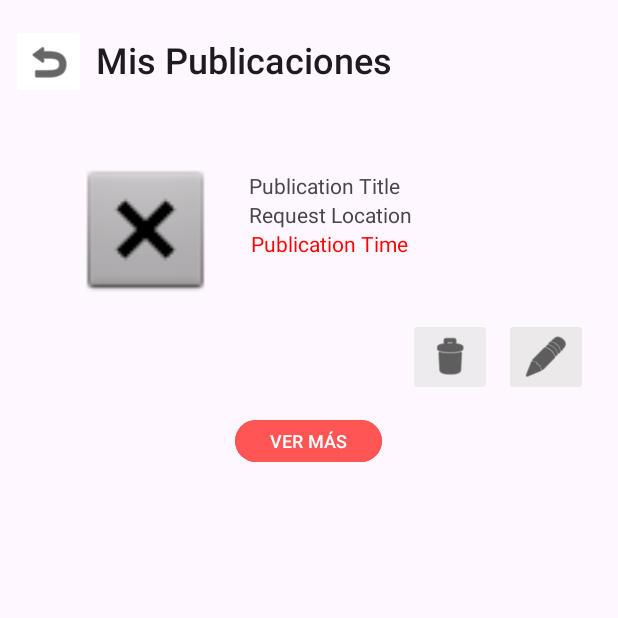
After one commit to AppMobile-WX62-AlToque-GRUPO2/AlToqueMobileProyect, an Android app: the publication_list screen opened directly, with no data from a screen before it, on a phone screen of 412 x 824 dp, the top half of it. The commit adds this screen. Run offline under Robolectric (Android 15) with nearby library versions, the phone set to English and light mode, and no system bars.

Commit message:
feat: add publication list screen

```diff
--- a/app/src/main/AndroidManifest.xml
+++ b/app/src/main/AndroidManifest.xml
@@ -13,6 +13,9 @@
         android:theme="@style/Theme.Altoque"
         tools:targetApi="31">
         <activity
+            android:name=".publication_list"
+            android:exported="false" />
+        <activity
             android:name=".IU.MainActivity"
             android:exported="true">
             <intent-filter>
--- /dev/null
+++ b/app/src/main/java/com/example/altoque/publication_list.kt
@@ -0,0 +1,20 @@
+package com.example.altoque
+
+import android.os.Bundle
+import androidx.activity.enableEdgeToEdge
+import androidx.appcompat.app.AppCompatActivity
+import androidx.core.view.ViewCompat
+import androidx.core.view.WindowInsetsCompat
+
+class publication_list : AppCompatActivity() {
+    override fun onCreate(savedInstanceState: Bundle?) {
+        super.onCreate(savedInstanceState)
+        enableEdgeToEdge()
+        setContentView(R.layout.activity_publication_list)
+        ViewCompat.setOnApplyWindowInsetsListener(findViewById(R.id.main)) { v, insets ->
+            val systemBars = insets.getInsets(WindowInsetsCompat.Type.systemBars())
+            v.setPadding(systemBars.left, systemBars.top, systemBars.right, systemBars.bottom)
+            insets
+        }
+    }
+}
--- /dev/null
+++ b/app/src/main/res/layout/activity_publication_list.xml
@@ -0,0 +1,131 @@
+<?xml version="1.0" encoding="utf-8"?>
+<androidx.constraintlayout.widget.ConstraintLayout xmlns:android="http://schemas.android.com/apk/res/android"
+    xmlns:app="http://schemas.android.com/apk/res-auto"
+    xmlns:tools="http://schemas.android.com/tools"
+    android:id="@+id/main"
+    android:layout_width="match_parent"
+    android:layout_height="match_parent"
+    tools:context=".publication_list">
+
+    <TextView
+        android:id="@+id/tvPublicationTitle"
+        android:layout_width="201dp"
+        android:layout_height="37dp"
+        android:layout_marginStart="64dp"
+        android:layout_marginTop="23dp"
+        android:layout_marginEnd="290dp"
+        android:layout_marginBottom="689dp"
+        android:fontFamily="sans-serif-medium"
+        android:text="@string/PublicationTitle"
+        android:textAppearance="@style/TextAppearance.AppCompat.Body2"
+        android:textSize="24sp"
+        app:layout_constraintBottom_toBottomOf="parent"
+        app:layout_constraintEnd_toEndOf="parent"
+        app:layout_constraintHorizontal_bias="0.0"
+        app:layout_constraintStart_toStartOf="parent"
+        app:layout_constraintTop_toTopOf="parent"
+        app:layout_constraintVertical_bias="0.0" />
+
+    <ImageButton
+        android:id="@+id/ibBackButton"
+        android:layout_width="50dp"
+        android:layout_height="50dp"
+        android:layout_marginTop="16dp"
+        android:backgroundTint="#FFFFFF"
+        android:contentDescription="@string/backButtonDescription"
+        app:layout_constraintEnd_toStartOf="@+id/tvPublicationTitle"
+        app:layout_constraintStart_toStartOf="parent"
+        app:layout_constraintTop_toTopOf="parent"
+        app:srcCompat="@android:drawable/ic_menu_revert"
+        app:tint="#000000" />
+
+    <ImageView
+        android:id="@+id/ivPublicationImage"
+        android:layout_width="98dp"
+        android:layout_height="98dp"
+        android:layout_marginStart="48dp"
+        android:layout_marginTop="104dp"
+        android:contentDescription="@string/publicationDescription"
+        app:layout_constraintStart_toStartOf="parent"
+        app:layout_constraintTop_toTopOf="parent"
+        app:srcCompat="@android:drawable/btn_dialog"
+        tools:srcCompat="@android:drawable/btn_dialog" />
+
+    <ImageButton
+        android:id="@+id/imageButton2"
+        android:layout_width="wrap_content"
+        android:layout_height="wrap_content"
+        android:layout_marginStart="1dp"
+        android:layout_marginTop="175dp"
+        android:layout_marginEnd="9dp"
+        android:layout_marginBottom="524dp"
+        android:backgroundTint="#AEE6E6E6"
+        android:contentDescription="@string/deletePublicationButtonDescription"
+        app:layout_constraintBottom_toBottomOf="parent"
+        app:layout_constraintEnd_toStartOf="@+id/imageButton3"
+        app:layout_constraintStart_toEndOf="@+id/tvPublicationTime"
+        app:layout_constraintTop_toTopOf="parent"
+        app:srcCompat="@android:drawable/ic_menu_delete"
+        app:tint="#000000" />
+
+    <Button
+        android:id="@+id/btVerMas"
+        android:layout_width="98dp"
+        android:layout_height="36dp"
+        android:layout_marginStart="16dp"
+        android:layout_marginEnd="28dp"
+        android:layout_marginBottom="512dp"
+        android:backgroundTint="#FF5555"
+        android:padding="0dp"
+        android:text="@string/verMasString"
+        android:textSize="12sp"
+        app:layout_constraintBottom_toBottomOf="parent"
+        app:layout_constraintEnd_toStartOf="@+id/imageButton2"
+        app:layout_constraintHorizontal_bias="0.352"
+        app:layout_constraintStart_toEndOf="@+id/ivPublicationImage" />
+
+    <TextView
+        android:id="@+id/tvPublicationTime"
+        android:layout_width="wrap_content"
+        android:layout_height="wrap_content"
+        android:layout_marginEnd="140dp"
+        android:text="@string/publication_time"
+        android:textColor="#FF0000"
+        app:layout_constraintEnd_toEndOf="parent"
+        app:layout_constraintTop_toBottomOf="@+id/tvRequestLocationAdd" />
+
+    <TextView
+        android:id="@+id/tvRequestLocationAdd"
+        android:layout_width="wrap_content"
+        android:layout_height="wrap_content"
+        android:layout_marginEnd="137dp"
+        android:text="@string/request_location"
+        app:layout_constraintEnd_toEndOf="parent"
+        app:layout_constraintTop_toBottomOf="@+id/tvPublicationDetailTitle" />
+
+    <TextView
+        android:id="@+id/tvPublicationDetailTitle"
+        android:layout_width="wrap_content"
+        android:layout_height="wrap_content"
+        android:layout_marginTop="53dp"
+        android:layout_marginEnd="145dp"
+        android:text="@string/publication_title"
+        app:layout_constraintEnd_toEndOf="parent"
+        app:layout_constraintTop_toBottomOf="@+id/tvPublicationTitle" />
+
+    <ImageButton
+        android:id="@+id/imageButton3"
+        android:layout_width="wrap_content"
+        android:layout_height="wrap_content"
+        android:layout_marginTop="175dp"
+        android:layout_marginEnd="20dp"
+        android:layout_marginBottom="524dp"
+        android:backgroundTint="#E4EAE8E8"
+        android:contentDescription="@string/editPublicationButtonDescription"
+        app:layout_constraintBottom_toBottomOf="parent"
+        app:layout_constraintEnd_toEndOf="parent"
+        app:layout_constraintTop_toTopOf="parent"
+        app:srcCompat="@android:drawable/ic_menu_edit"
+        app:tint="#000000" />
+
+</androidx.constraintlayout.widget.ConstraintLayout>
--- a/app/src/main/res/values/strings.xml
+++ b/app/src/main/res/values/strings.xml
@@ -1,3 +1,35 @@
 <resources>
     <string name="app_name">Altoque</string>
+    <string name="PublicationTitle">Mis Publicaciones</string>
+    <string name="backButtonDescription">Button to previous page</string>
+    <string name="publicationDescription">Image of Publication</string>
+    <string name="deletePublicationButtonDescription">Delete Publication Button</string>
+    <string name="editPublicationButtonDescription">editPublicationButton</string>
+    <string name="verMasString">VER MÁS</string>
+    <string name="publication_time">Publication Time</string>
+    <string name="request_location">Request Location</string>
+    <string name="publication_title">Publication Title</string>
+    <string name="exampleLoremText">Lorem Ipsum is simply dummy text of the printing and typesetting industry. Lorem Ipsum has been the industry\'s standard dummy text ever since the 1500s, when an unknown printer took a galley of type and scrambled it to make a type specimen book. It has survived not only five centuries, but also the leap into electronic typesetting, remaining essentially unchanged. It was popularised in the 1960s with the release of Letraset.</string>
+    <string name="publication_image">Publication Image</string>
+    <string name="description_title">Description</string>
+    <string name="profesionales_que_aceptaron">Profesionales que aceptaron</string>
+    <string name="Horario_description">Imagen de horario</string>
+    <string name="time_range_string">00:00 - 00:00</string>
+    <string name="horarios_disponibles_title">Horarios Disponibles</string>
+    <string name="cancelar">Cancelar</string>
+    <string name="nombre_completo">Nombre Completo:</string>
+    <string name="accept_button_description">Accept Button</string>
+    <string name="especialistimagedescription">EspecialistImageDescription</string>
+    <string name="numero_telefonico">Número Telefónico:</string>
+    <string name="correo_electronico">Correo Electrónico:</string>
+    <string name="declinebuttondescription">declineButtonDescription</string>
+    <string name="especialidad">Especialidad</string>
+    <string name="descripcion">Descripción</string>
+    <string name="recomendation_count">500</string>
+    <string name="works_count">250</string>
+    <string name="recomendaciones_title">Recomendaciones</string>
+    <string name="works_count_title">Trabajos hechos</string>
+    <string name="rating">Rating</string>
+    <string name="contactar">Contactar</string>
+    <string name="especialist_image_description">Especialist Image Description</string>
 </resources>
```
Also changed, not shown: 1 other file.
